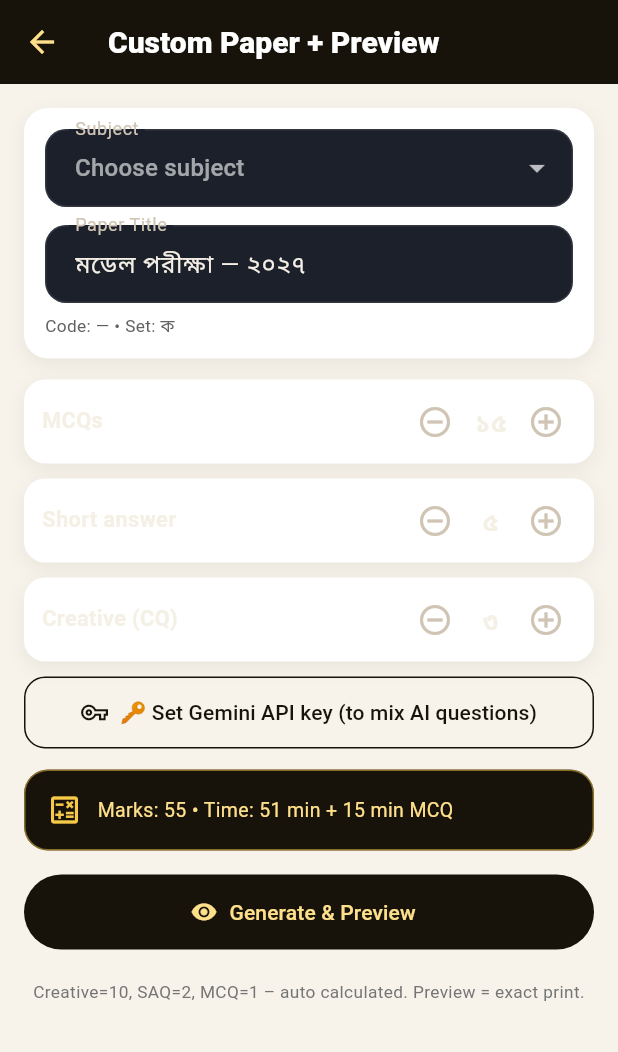
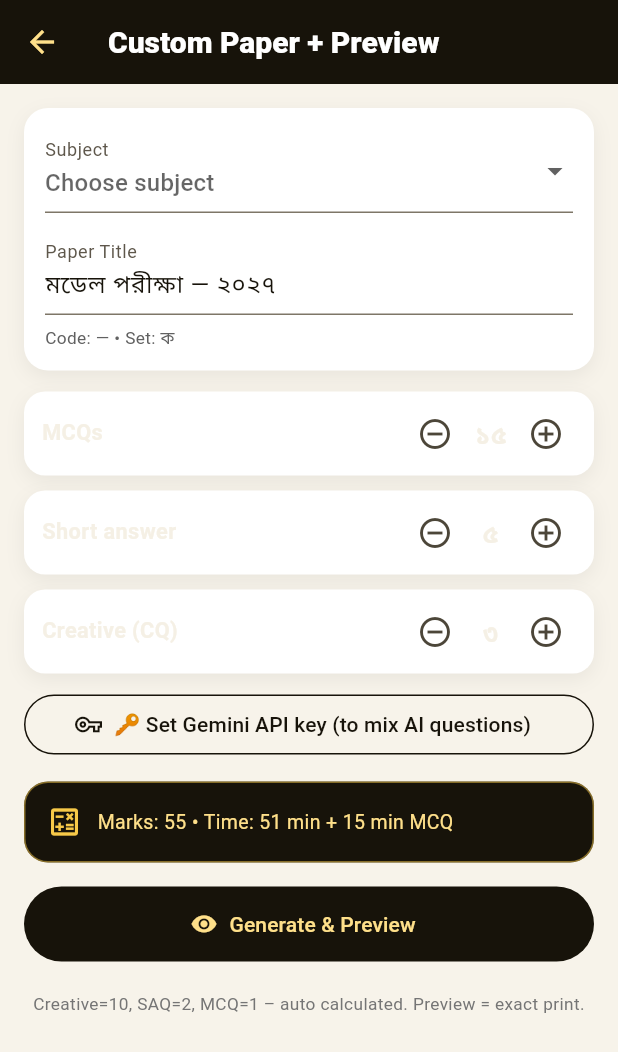
Before and after one commit to subornokhan22-collab/SSC, a Flutter app: the CustomPaperScreen screen opened directly, on a phone screen of 412 x 824 dp. Shown: the top 1052 px of the screen. Run offline on Flutter 3.47's test engine with Material 3 defaults, Android fonts, the light colour scheme and no system bars; our stand-ins replace pdf, printing, shared_preferences, supabase_flutter, webview_flutter; accounts and stored records are empty; Roboto replaces fonts that are missing (Hind Siliguri).

Commit message:
Add files via upload

```diff
--- a/lib/screens/custom_paper_screen.dart
+++ b/lib/screens/custom_paper_screen.dart
@@ -465,8 +465,19 @@ class _CustomPaperScreenState extends State<CustomPaperScreen> {
     final total = _cqN * 10 + _saqN * 2 + _mcqN;
     return Scaffold(
       appBar: AppBar(title: const Text('Custom Paper + Preview'), backgroundColor: const Color(0xFF17130A), foregroundColor: const Color(0xFFFFE08A)),
-      body: AnimatedBuilder(
-        animation: AppStyle.bgIndex,
+      // This screen intentionally uses light paper-style cards. Force a local
+      // light text/input theme so the global dark+gold app theme cannot fade text on white cards.
+      body: Theme(
+        data: ThemeData.light(useMaterial3: true).copyWith(
+          colorScheme: ColorScheme.fromSeed(seedColor: _gold, brightness: Brightness.light),
+          textTheme: ThemeData.light().textTheme.apply(bodyColor: const Color(0xFF17130A), displayColor: const Color(0xFF17130A)),
+          inputDecorationTheme: const InputDecorationTheme(
+            labelStyle: TextStyle(color: Color(0xFF5E574B)),
+            hintStyle: TextStyle(color: Color(0xFF756E63)),
+          ),
+        ),
+        child: AnimatedBuilder(
+          animation: AppStyle.bgIndex,
         builder: (context, _) => Container(
           color: AppStyle.bg,
           child: ListView(
@@ -536,6 +547,7 @@ class _CustomPaperScreenState extends State<CustomPaperScreen> {
           ),
         ),
       ),
+      ),
     );
   }
 }
```
